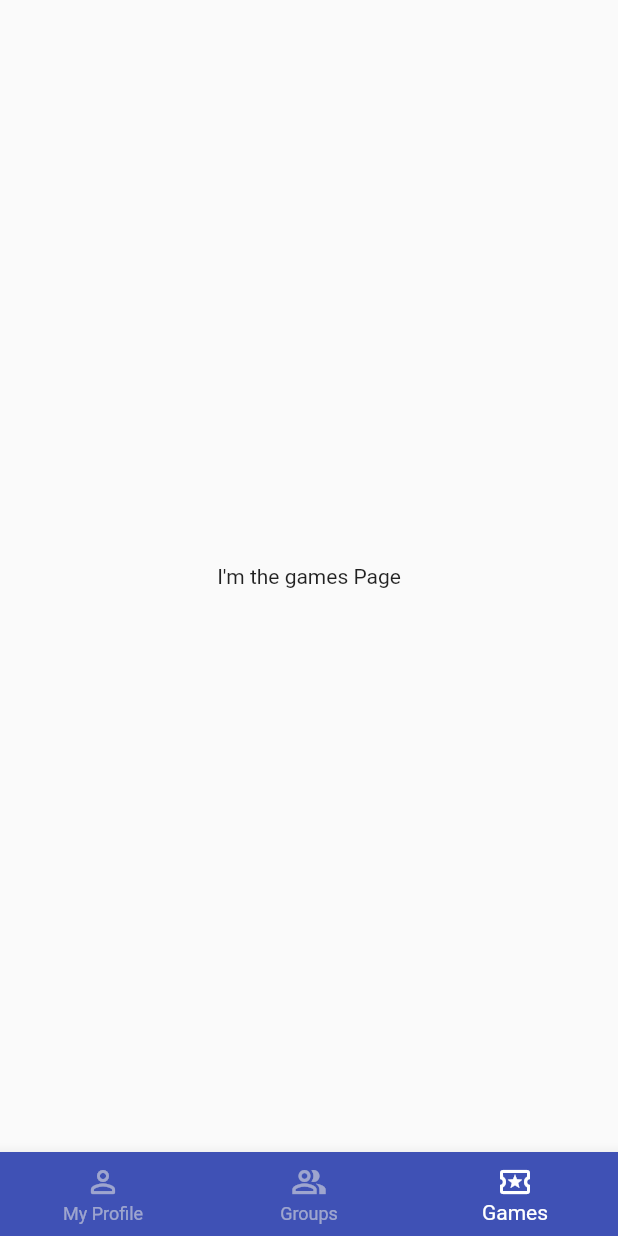
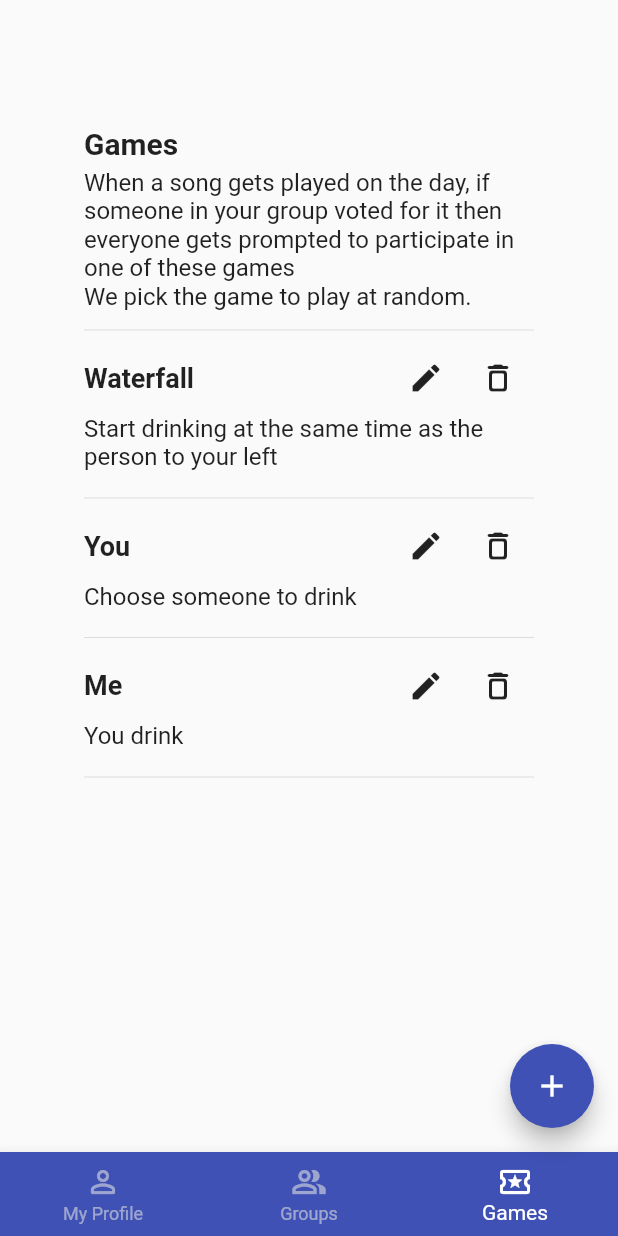
Before and after one commit to rflett/jui, a Flutter app: the ProfilePage screen opened directly, item 3 of the bottom bar chosen, on a phone screen of 412 x 824 dp. Run offline on Flutter 3.47's test engine with Material 2 defaults, Android fonts, the light colour scheme and no system bars; our stand-ins replace flutter_secure_storage, flutter_speed_dial, lottie, qr_flutter, share, shared_preferences; missing offline and left inert: jwt_decode, qr_code_scanner; accounts and stored records are empty; generated files the repository leaves out were written again; network calls fail.

Commit message:
Basic games page

```diff
--- /dev/null
+++ b/lib/constants/settings_pages.dart
@@ -0,0 +1,3 @@
+const ProfileSettingsPageIdx = 0;
+const GroupSettingsPageIdx = 1;
+const GamesSettingsPageIdx = 2;
--- a/lib/view/pages/logged_in/profile/profile_page.dart
+++ b/lib/view/pages/logged_in/profile/profile_page.dart
@@ -1,4 +1,6 @@
 import 'package:flutter/material.dart';
+import 'package:jui/constants/settings_pages.dart';
+import 'package:jui/view/pages/logged_in/profile/sub_pages/games_page.dart';
 import 'package:jui/view/pages/logged_in/profile/sub_pages/groups_page.dart';
 import 'package:jui/view/pages/logged_in/profile/sub_pages/my_profile_page.dart';
 import 'package:flutter_speed_dial/flutter_speed_dial.dart';
@@ -11,20 +13,18 @@ class ProfilePage extends StatefulWidget {
 }
 
 class _ProfilePageState extends State<ProfilePage> {
-  bool _groupDialVisible = false;
   int _selectedIndex = 0;
+  bool _groupFabVisible = false;
   List<Widget> _profilePages = [
     MyProfilePage(),
     GroupsPage(),
-    Text("I'm the games Page"),
+    GamesPage(),
   ];
 
   void _onItemTapped(int index) {
     setState(() {
       _selectedIndex = index;
-
-      // group dial is only visible on the group tab
-      this._groupDialVisible = _selectedIndex == 1;
+      _groupFabVisible = index == GroupSettingsPageIdx;
     });
   }
 
@@ -36,6 +36,22 @@ class _ProfilePageState extends State<ProfilePage> {
   void _joinGroupPressed() {
     ScaffoldMessenger.of(context)
         .showSnackBar(SnackBar(content: Text("TODO prompt to join a group.")));
+  }
+
+  void _createGamePressed() {}
+
+  Widget? _currentFab() {
+    switch (this._selectedIndex) {
+      case ProfileSettingsPageIdx: {
+        return null;
+      }
+      case GroupSettingsPageIdx: {
+        return groupsPageFab();
+      }
+      case GamesSettingsPageIdx: {
+        return gamesPageFab();
+      }
+    }
   }
 
   @override
@@ -59,19 +75,19 @@ class _ProfilePageState extends State<ProfilePage> {
       body: Center(
         child: _profilePages.elementAt(_selectedIndex),
       ),
-      floatingActionButton: buildSpeedDial(),
+      // TODO when this is set to groupsPageFab() the fab doesn't rotate in from the center when you switch pages
+      floatingActionButton: _currentFab(),
     );
   }
 
-  SpeedDial buildSpeedDial() {
+  SpeedDial groupsPageFab() {
     return SpeedDial(
-      /// both default to 16
-      marginEnd: 18,
-      marginBottom: 20,
+      marginEnd: 16,
+      marginBottom: 16,
       icon: Icons.add,
       activeIcon: Icons.close,
       buttonSize: 56.0,
-      visible: this._groupDialVisible,
+      visible: _groupFabVisible,
       closeManually: false,
       curve: Curves.bounceIn,
       overlayColor: Colors.black,
@@ -80,7 +96,7 @@ class _ProfilePageState extends State<ProfilePage> {
       heroTag: 'create-join-group-fab',
       backgroundColor: Colors.indigo,
       foregroundColor: Colors.white,
-      elevation: 10.0,
+      elevation: 6,
       shape: CircleBorder(),
 
       children: [
@@ -101,4 +117,12 @@ class _ProfilePageState extends State<ProfilePage> {
       ],
     );
   }
+
+  Widget gamesPageFab() {
+    return FloatingActionButton(
+      onPressed: () => _createGamePressed(),
+      child: const Icon(Icons.add),
+      backgroundColor: Colors.indigo,
+    );
+  }
 }
--- /dev/null
+++ b/lib/view/pages/logged_in/profile/sub_pages/games_page.dart
@@ -0,0 +1,159 @@
+import 'package:flutter/cupertino.dart';
+import 'package:flutter/material.dart';
+
+class GamesPage extends StatefulWidget {
+  GamesPage({Key? key}) : super(key: key);
+
+  @override
+  _GamesPageState createState() => _GamesPageState();
+}
+
+class _Game {
+  final String name;
+  final String description;
+
+  _Game(this.name, this.description);
+}
+
+class _GamesPageState extends State<GamesPage> {
+  List<_Game> games = [];
+
+  _GamesPageState() {
+    this.getData();
+  }
+
+  void getData() {
+    this.games = [
+      _Game("Waterfall",
+          "Start drinking at the same time as the person to your left"),
+      _Game("You", "Choose someone to drink"),
+      _Game("Me", "You drink"),
+      // _Game("Floor", "Last person to touch the floor drinks"),
+      // _Game("Guys", "Guys drink"),
+      // _Game("Girls", "Girls drink"),
+      // _Game("Heaven", "Last person to raise their hand drinks"),
+      // _Game("Mate",
+      //     "Choose someone to be your mate, they have to drink whenenever you drink"),
+    ];
+  }
+
+  void _editGame(String name) {
+    ScaffoldMessenger.of(context)
+        .showSnackBar(SnackBar(content: Text("Edit $name!")));
+  }
+
+  void _confirmDeleteGame(_Game game) async {
+    var shouldRemove = await showDialog<bool>(
+        context: context,
+        builder: (context) {
+          return AlertDialog(
+            title: Text("Confirm"),
+            content: Text(
+                "Are you sure you want to delete the game \"${game.name}\"?"),
+            actions: [
+              TextButton(
+                child: Text('Cancel'),
+                onPressed: () {
+                  Navigator.of(context).pop(false);
+                },
+              ),
+              TextButton(
+                child: Text('YES'),
+                onPressed: () {
+                  Navigator.of(context).pop(true);
+                },
+              ),
+            ],
+          );
+        });
+
+    if (shouldRemove == true) {
+      _deleteGame(game);
+    }
+  }
+
+  void _deleteGame(_Game game) {
+    setState(() {
+      this.games.removeWhere((element) => element == game);
+    });
+
+    ScaffoldMessenger.of(context)
+        .showSnackBar(SnackBar(content: Text("Deleted ${game.name}!")));
+  }
+
+  List<Widget> _games() {
+    List<Widget> gameWidgets = [];
+
+    for (var i = 0; i < this.games.length; i++) {
+      gameWidgets.add(Column(
+        crossAxisAlignment: CrossAxisAlignment.stretch,
+        children: [
+          Row(
+            mainAxisAlignment: MainAxisAlignment.spaceBetween,
+            children: [
+              Text(
+                this.games[i].name,
+                style: TextStyle(fontSize: 18, fontWeight: FontWeight.bold),
+              ),
+              Column(
+                children: [
+                  Row(
+                    mainAxisAlignment: MainAxisAlignment.spaceBetween,
+                    children: [
+                      IconButton(
+                          icon: Icon(Icons.edit),
+                          onPressed: () => _editGame(this.games[i].name)),
+                      IconButton(
+                          icon: Icon(Icons.delete_outline_rounded),
+                          onPressed: () => _confirmDeleteGame(this.games[i])),
+                    ],
+                  )
+                ],
+              ),
+            ],
+          ),
+          Text(
+            this.games[i].description,
+            textAlign: TextAlign.left,
+            style: TextStyle(fontSize: 16),
+          ),
+          SizedBox(height: 10),
+          Divider()
+        ],
+      ));
+    }
+
+    return gameWidgets;
+  }
+
+  @override
+  Widget build(BuildContext context) {
+    return Center(
+      child: ConstrainedBox(
+        constraints: BoxConstraints.loose(
+          Size(300, 600),
+        ),
+        child: Column(
+          crossAxisAlignment: CrossAxisAlignment.stretch,
+          children: [
+            Text("Games",
+                textAlign: TextAlign.left,
+                style: TextStyle(fontWeight: FontWeight.bold, fontSize: 20)),
+            Padding(
+                padding: EdgeInsets.fromLTRB(0, 5, 0, 5),
+                child: Text(
+                  "When a song gets played on the day, "
+                  "if someone in your group voted for it then everyone "
+                  "gets prompted to participate in one of these games\n"
+                  "We pick the game to play at random.",
+                  textAlign: TextAlign.left,
+                  style: TextStyle(fontSize: 16),
+                )),
+            Divider(),
+            ..._games(),
+          ],
+        ),
+      ),
+    );
+  }
+}
--- a/lib/view/pages/logged_in/setup/setup_group_page.dart
+++ b/lib/view/pages/logged_in/setup/setup_group_page.dart
@@ -1,6 +1,5 @@
 import 'dart:io';
 
-import 'package:flutter/foundation.dart';
 import 'package:flutter/material.dart';
 import 'package:qr_code_scanner/qr_code_scanner.dart';
 import 'package:jui/constants/app_routes.dart';
```
